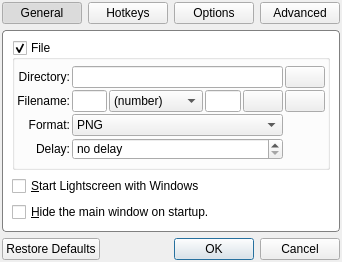
Before: the Qt Designer form dialogs/optionsdialog.ui in manjeetdahiya/lightscreen-clone, drawn with Qt 5.
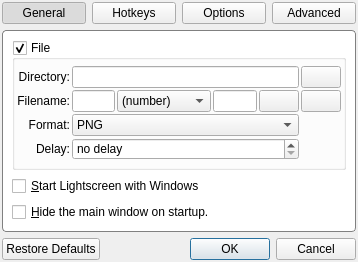
After: the same form once the commit is applied. Icons and pictures are not drawn. Custom widgets are drawn as their Qt base class.

Commit message: Added /date(command)/ support, further testing is needed though.

What changed in the file:
```diff
--- a/dialogs/optionsdialog.ui
+++ b/dialogs/optionsdialog.ui
@@ -6,7 +6,7 @@
    <rect>
     <x>0</x>
     <y>0</y>
-    <width>330</width>
+    <width>358</width>
     <height>262</height>
    </rect>
   </property>
```
Left out of the diff: 8 changed lines with no effect on the pictures. The commit also changes 2 other files.
